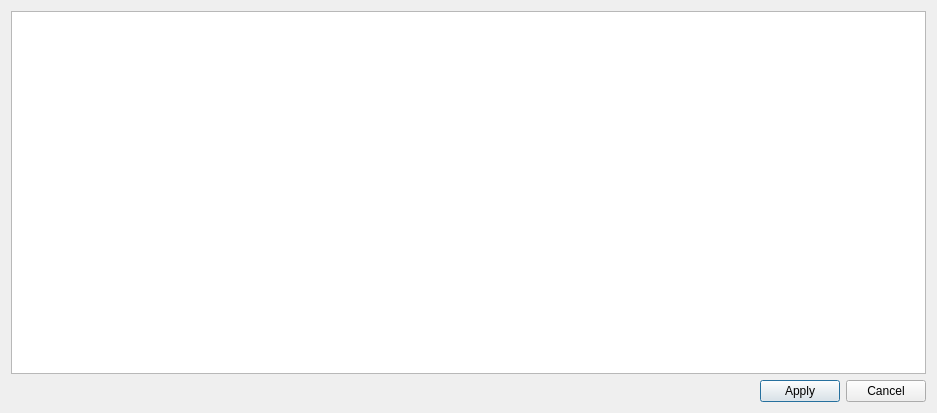
First picture: the form in VisaInstrumentControlAssistant/instrumentconfiguration.ui, repository pengjianaixue/VisaInstrumentControlAssistant, before the edit.
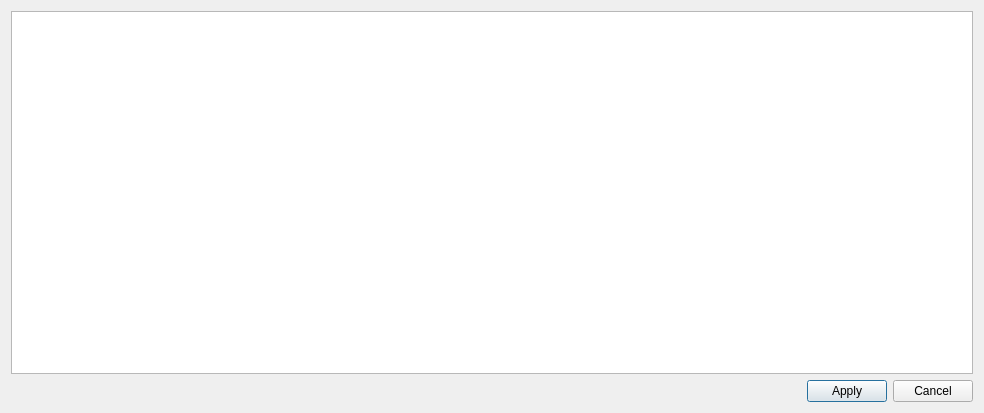
Second picture: the form after the edit. Icons and pictures are not drawn.

```diff
--- a/VisaInstrumentControlAssistant/instrumentconfiguration.ui
+++ b/VisaInstrumentControlAssistant/instrumentconfiguration.ui
@@ -6,7 +6,7 @@
    <rect>
     <x>0</x>
     <y>0</y>
-    <width>937</width>
+    <width>984</width>
     <height>413</height>
    </rect>
   </property>
```
